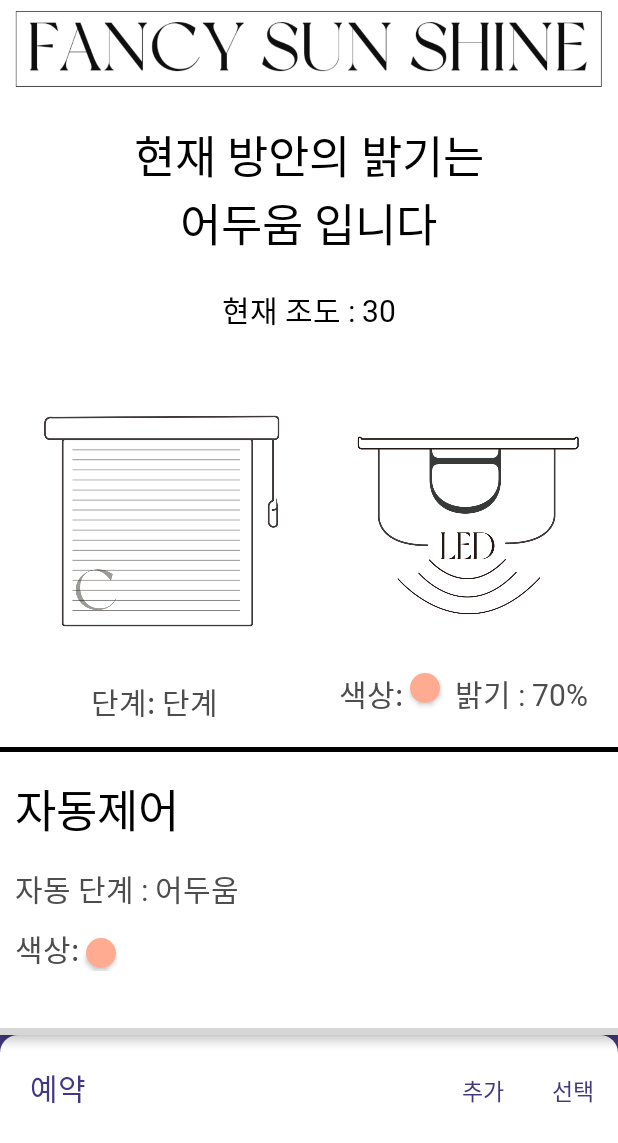
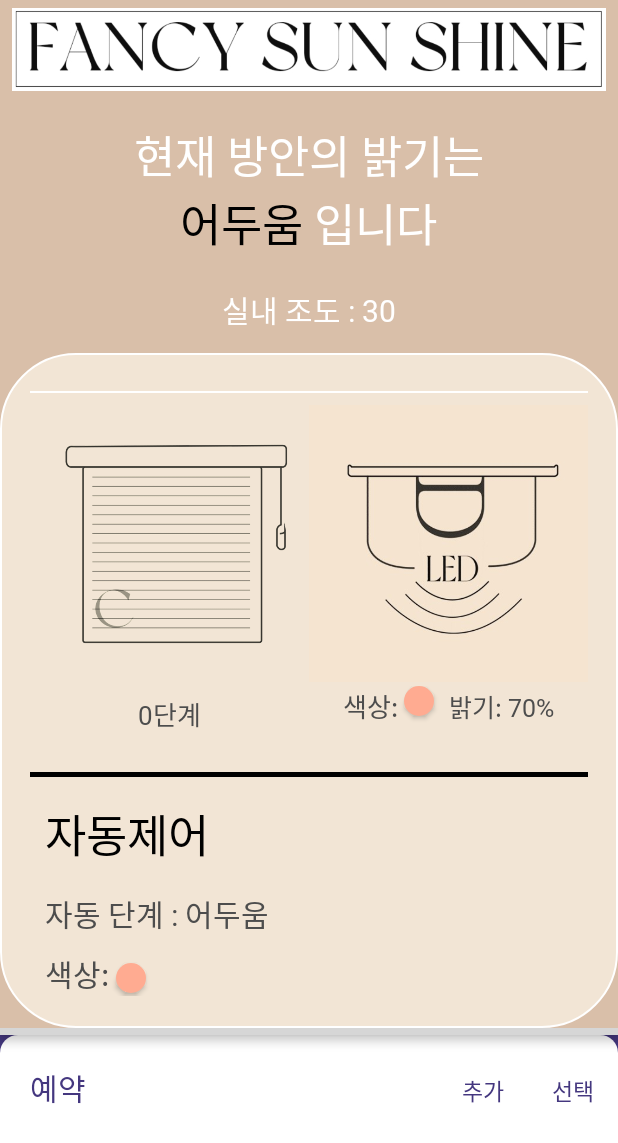
Before and after one commit to FancySunshine/Android, an Android app: the screen it shows after launch (MainActivity), on a phone screen of 412 x 824 dp. Shown: the top 1143 px of the screen. Run offline under Robolectric (Android 15) with nearby library versions, the phone set to English and light mode, and no system bars; libraries missing offline, so code that uses them is left out: com.github.mikephil.charting, com.squareup.otto, me.relex.circleindicator, org.eclipse.paho; plain views replace CircleIndicator3; 14 statements that could not run were skipped; grey boxes are pictures that could not be loaded.

Commit message:
android ui, auto

```diff
--- a/Curtain (3)/app/src/main/java/com/cookandroid/curtain/Fragment_Auto.java
+++ b/Curtain (3)/app/src/main/java/com/cookandroid/curtain/Fragment_Auto.java
@@ -41,7 +41,7 @@ public class Fragment_Auto extends Fragment {
 
     int offColor;
     //int offColor = (this).getResource().getColor(R.color.offColor);
-    TextView hope_bright, hope_color;
+    TextView hope_bright, hope_color, auto_text;
 
     Switch auto_sw;
 
@@ -67,8 +67,12 @@ public class Fragment_Auto extends Fragment {
         hope_color = rootView.findViewById(R.id.hope_color);
 
 
+
+
         auto_sw = rootView.findViewById(R.id.auto_sw);
         color_layout = rootView.findViewById(R.id.colorpicker_base);
+
+        auto_text = rootView.findViewById(R.id.auto_text);
 
         offColor = (this).getResources().getColor(R.color.offColor);
 
@@ -194,6 +198,7 @@ public class Fragment_Auto extends Fragment {
                     btn_step[checker - 1].performClick();
                     hope_bright.setTextColor(Color.parseColor("#4D4D4D"));
                     hope_color.setTextColor(Color.parseColor("#4D4D4D"));
+                    auto_text.setTextColor(Color.parseColor("#4D4D4D"));
 
                 } else {
 
@@ -214,7 +219,7 @@ public class Fragment_Auto extends Fragment {
                         color_btn[i].setPressed(false);
                     }
 
-
+                    auto_text.setTextColor(Color.parseColor("#F4CFC9C9"));
                     hope_bright.setTextColor(Color.parseColor("#F4CFC9C9"));
                     hope_color.setTextColor(Color.parseColor("#F4CFC9C9"));
                 }
--- a/Curtain (3)/app/src/main/java/com/cookandroid/curtain/Fragment_Machine.java
+++ b/Curtain (3)/app/src/main/java/com/cookandroid/curtain/Fragment_Machine.java
@@ -131,9 +131,11 @@ public class Fragment_Machine extends Fragment {
         //data.notifyDataChanged();
         //chart.notifyDataSetChanged();
 
+
         // set data
         chart.setData(data);
         chart.invalidate();
+        chart.setDescription(null);
 
     }
 
--- a/Curtain (3)/app/src/main/java/com/cookandroid/curtain/Fragment_Main.java
+++ b/Curtain (3)/app/src/main/java/com/cookandroid/curtain/Fragment_Main.java
@@ -77,6 +77,7 @@ public class Fragment_Main extends Fragment {
         // 수동 제어 단계
         if(busEvent.flag) {
             ctn_state.setText(busEvent.curtain + "단계");
+
             // 수동 제어 색상
             GradientDrawable d = (GradientDrawable) color_btn.getBackground();
             d.setColor(Color.parseColor(busEvent.led));
--- a/Curtain (3)/app/src/main/java/com/cookandroid/curtain/MainActivity.java
+++ b/Curtain (3)/app/src/main/java/com/cookandroid/curtain/MainActivity.java
@@ -59,7 +59,7 @@ public class MainActivity extends AppCompatActivity {
     MqttAndroidClient mqttClient;
     BottomNavigationView navView;
     LinearLayout lay1, top_lay;
-    TextView lux_avg, now_lux;
+    TextView lux_avg, now_lux, textBrightness;
     MaterialButton ctr_add, ctr_sel, ctr_del, ctr_all, ctr_cancel;
     public static Context mContext;
     RecyclerView res_lv;
@@ -119,6 +119,7 @@ public class MainActivity extends AppCompatActivity {
         lux_avg = findViewById(R.id.lux_avg);
 
         now_lux = findViewById(R.id.now_lux);
+        textBrightness = findViewById(R.id.textBrightness);
 
         //예약 추가/삭제 버튼
         ctr_add = findViewById(R.id.ctr_add);
@@ -245,8 +246,18 @@ public class MainActivity extends AppCompatActivity {
                 // Lux 데이터 값 받아오기
                 else if(topic.equals("lux/graph")){
                     JSONArray msg = new JSONArray(message.toString());
-                    now_lux.setText("실내 조도 : " + msg.getJSONObject(msg.length() - 1).getString("in"));
+                    int currentBrightness = Integer.parseInt(msg.getJSONObject(msg.length() -1).getString("in"));
+                    //현재 방안 조도 값
+                    now_lux.setText("실내 조도 : " + currentBrightness);
 
+                    //조도값에 따른 단계 표시
+                    switch(currentBrightness/200) {
+                        case 0:textBrightness.setText("매우어두움"); break;
+                        case 1:textBrightness.setText("어두움"); break;
+                        case 2:textBrightness.setText("보통"); break;
+                        case 3:textBrightness.setText("밝음"); break;
+                        default:textBrightness.setText("매우밝음"); break;
+                    }
 
                 }else if(topic.equals("lux/graph1")) {
                     JSONArray msg = new JSONArray(message.toString());
--- /dev/null
+++ b/Curtain (3)/app/src/main/res/drawable/corner1.xml
@@ -0,0 +1,24 @@
+<?xml version="1.0" encoding="utf-8"?>
+<layer-list xmlns:android="http://schemas.android.com/apk/res/android" >
+
+    <item>
+        <shape android:shape="rectangle">
+            <stroke android:width="30dp" android:color="#D9BFA9" />
+            <solid android:color="#FFFFFF" />
+        </shape>
+    </item>
+
+    <item android:top="0dp" android:bottom="0dp">
+        <shape android:shape="rectangle">
+            <corners
+                android:bottomLeftRadius="50dp"
+                android:bottomRightRadius="50dp"
+                android:topLeftRadius="50dp"
+                android:topRightRadius="50dp" />
+            <stroke
+                android:width="1dp" android:color="#FFFFFF" />
+            <solid
+                android:color="#F2E5D5" />
+        </shape>
+    </item>
+</layer-list>
--- a/Curtain (3)/app/src/main/res/layout/activity_main.xml
+++ b/Curtain (3)/app/src/main/res/layout/activity_main.xml
@@ -7,11 +7,13 @@
     android:layout_width="match_parent"
     android:layout_height="match_parent"
     android:fitsSystemWindows="true"
-    tools:context=".MainActivity">
+    tools:context=".MainActivity"
+    >
 
     <androidx.recyclerview.widget.RecyclerView
         android:layout_width="match_parent"
-        android:layout_height="match_parent" />
+        android:layout_height="match_parent"
+        />
     <com.google.android.material.appbar.AppBarLayout
         android:id="@+id/app_bar"
         android:layout_width="match_parent"
@@ -50,9 +52,9 @@
                     android:layout_width="match_parent"
                     android:layout_height="match_parent"
                     android:orientation="vertical"
-                    android:background="@color/backColor"
+                    android:background="#D9BFA9"
                     app:layout_collapseMode="parallax"
-                    >
+                   >
 
                     <LinearLayout
                         android:layout_width="match_parent"
@@ -73,7 +75,7 @@
                         android:layout_height="wrap_content"
                         android:layout_gravity="center"
                         android:gravity="center"
-                        android:textColor="@color/txtColor2"
+                        android:textColor="@color/backColor"
                         android:layout_marginTop="20dp"
                         android:textSize="30dp"
                         android:fontFamily="@font/gmarketsansmedium"
@@ -87,6 +89,7 @@
                         android:orientation="horizontal">
 
                         <TextView
+                            android:id = "@+id/textBrightness"
                             android:layout_width="wrap_content"
                             android:layout_height="wrap_content"
                             android:textSize="30dp"
@@ -99,7 +102,7 @@
                             android:layout_height="wrap_content"
                             android:textSize="30dp"
                             android:fontFamily="@font/gmarketsansmedium"
-                            android:textColor="@color/txtColor2"
+                            android:textColor="@color/backColor"
                             android:text=" 입니다"/>
 
                     </LinearLayout>
@@ -108,9 +111,9 @@
                         android:layout_width="wrap_content"
                         android:layout_height="wrap_content"
                         android:layout_marginTop="20dp"
-                        android:text="현재 조도 : 30"
+                        android:text="실내 조도 : 30"
                         android:fontFamily="@font/gmarkgetsansbold"
-                        android:textColor="@color/txtColor2"
+                        android:textColor="@color/backColor"
                         android:textSize="20dp"
                         android:gravity="center"
                         android:layout_gravity="center"
--- a/Curtain (3)/app/src/main/res/layout/fragment_auto.xml
+++ b/Curtain (3)/app/src/main/res/layout/fragment_auto.xml
@@ -5,22 +5,24 @@
     android:layout_width="match_parent"
     android:layout_height="match_parent"
     tools:context=".Fragment_Auto"
-    android:background="@color/backColor"
+    android:background="@drawable/corner1"
     android:orientation="vertical">
 
     <LinearLayout
         android:layout_width="match_parent"
         android:layout_height="wrap_content"
-        android:orientation="horizontal">
+        android:orientation="horizontal"
+        android:layout_marginTop="8dp">
 
         <TextView
+            android:id="@+id/auto_text"
             android:layout_width="wrap_content"
             android:layout_height="wrap_content"
             android:layout_marginLeft="120dp"
             android:layout_marginTop="10dp"
             android:fontFamily="@font/gmarkgetsansbold"
             android:text="자동제어"
-            android:textColor="@color/txtColor2"
+            android:textColor="@color/offColor"
             android:layout_marginBottom="10dp"
             android:textSize="30dp"
             />
--- a/Curtain (3)/app/src/main/res/layout/fragment_control.xml
+++ b/Curtain (3)/app/src/main/res/layout/fragment_control.xml
@@ -7,8 +7,8 @@
     xmlns:app="http://schemas.android.com/apk/res-auto"
     tools:context=".Fragment_Control"
     android:orientation="vertical"
-    android:background="@color/backColor"
-    android:id="@+id/CurtainLed">
+    android:id="@+id/CurtainLed"
+    android:background="@drawable/corner1">
 
 
 
--- a/Curtain (3)/app/src/main/res/layout/fragment_machine.xml
+++ b/Curtain (3)/app/src/main/res/layout/fragment_machine.xml
@@ -10,6 +10,7 @@
     android:paddingTop="@dimen/activity_vertical_margin"
     android:orientation="vertical"
     tools:context=".Fragment_Machine"
+    android:background="@drawable/corner1"
     >
 
     <com.github.mikephil.charting.charts.LineChart
--- a/Curtain (3)/app/src/main/res/layout/fragment_main.xml
+++ b/Curtain (3)/app/src/main/res/layout/fragment_main.xml
@@ -3,8 +3,10 @@
     xmlns:tools="http://schemas.android.com/tools"
     android:layout_width="match_parent"
     android:layout_height="match_parent"
-    android:background="@color/backColor"
+    android:background="@drawable/corner1"
     tools:context=".Fragment_Main">
+
+
 
 
 
@@ -12,7 +14,9 @@
     <LinearLayout
         android:layout_width="match_parent"
         android:layout_height="wrap_content"
-        android:orientation="vertical">
+        android:orientation="vertical"
+        android:padding="20dp"
+        >
 
         <View
             android:layout_width="match_parent"
@@ -26,6 +30,7 @@
             android:layout_width="match_parent"
             android:layout_height="wrap_content"
             android:orientation="horizontal"
+            android:layout_marginBottom="10dp"
             >
             <LinearLayout
                 android:layout_width="match_parent"
@@ -36,20 +41,20 @@
                 <ImageView
                     android:id="@+id/img_cutton"
                     android:layout_width="match_parent"
-                    android:layout_height="200dp"
+                    android:layout_height="190dp"
                     android:layout_weight="1"
-                    android:src="@drawable/cutton_img3" />
+                    android:src="@drawable/curtain123456" />
                 <TextView
                     android:id="@+id/ctn_state"
                     android:layout_width="wrap_content"
                     android:layout_height="match_parent"
                     android:layout_gravity="center_horizontal"
-                    android:text="단계: 단계"
+                    android:text="0단계"
                     android:layout_weight="1"
                     android:layout_marginTop="5dp"
                     android:fontFamily="@font/gmarketsansmedium"
                     android:textColor="@color/txtColor"
-                    android:textSize="20dp" />
+                    android:textSize="17dp" />
 
 
 
@@ -63,9 +68,9 @@
                 <ImageView
                     android:id="@+id/img_led"
                     android:layout_width="match_parent"
-                    android:layout_height="200dp"
+                    android:layout_height="190dp"
                     android:layout_weight="1"
-                    android:src="@drawable/led_img2" />
+                    android:src="@drawable/led12345" />
 
                 <LinearLayout
                     android:layout_width="match_parent"
@@ -80,7 +85,7 @@
                         android:text="색상: "
                         android:fontFamily="@font/gmarketsansmedium"
                         android:textColor="@color/txtColor"
-                        android:textSize="20dp" />
+                        android:textSize="17dp" />
 
                     <androidx.appcompat.widget.AppCompatButton
                         android:id="@+id/color_btn"
@@ -96,10 +101,10 @@
                         android:layout_width="wrap_content"
                         android:layout_height="wrap_content"
                         android:layout_marginLeft="10dp"
-                        android:text="밝기 : 70%"
+                        android:text="밝기: 70%"
                         android:fontFamily="@font/gmarketsansmedium"
                         android:textColor="@color/txtColor"
-                        android:textSize="20dp" />
+                        android:textSize="16.5dp" />
 
                 </LinearLayout>
             </LinearLayout>
--- a/Curtain (3)/app/src/main/res/values/colors.xml
+++ b/Curtain (3)/app/src/main/res/values/colors.xml
@@ -8,5 +8,6 @@
     <color name="txtColor3">#D9D9D9</color> //작은 글씨
     <color name="backColor">#FFFFFF</color>
     <color name="offColor">#F4CFC9C9</color>
+    <color name="txtColor4">#B7AEAE</color>
 
 </resources>
```
Also changed, not shown: Curtain (3)/app/src/main/res/drawable/curtain123456.png (added), Curtain (3)/app/src/main/res/drawable/led12345.jpg (added), Curtain (3)/app/src/main/res/drawable/new_fancy.png (added), Curtain (3)/app/src/main/res/drawable/new_fancy2.png (added).
